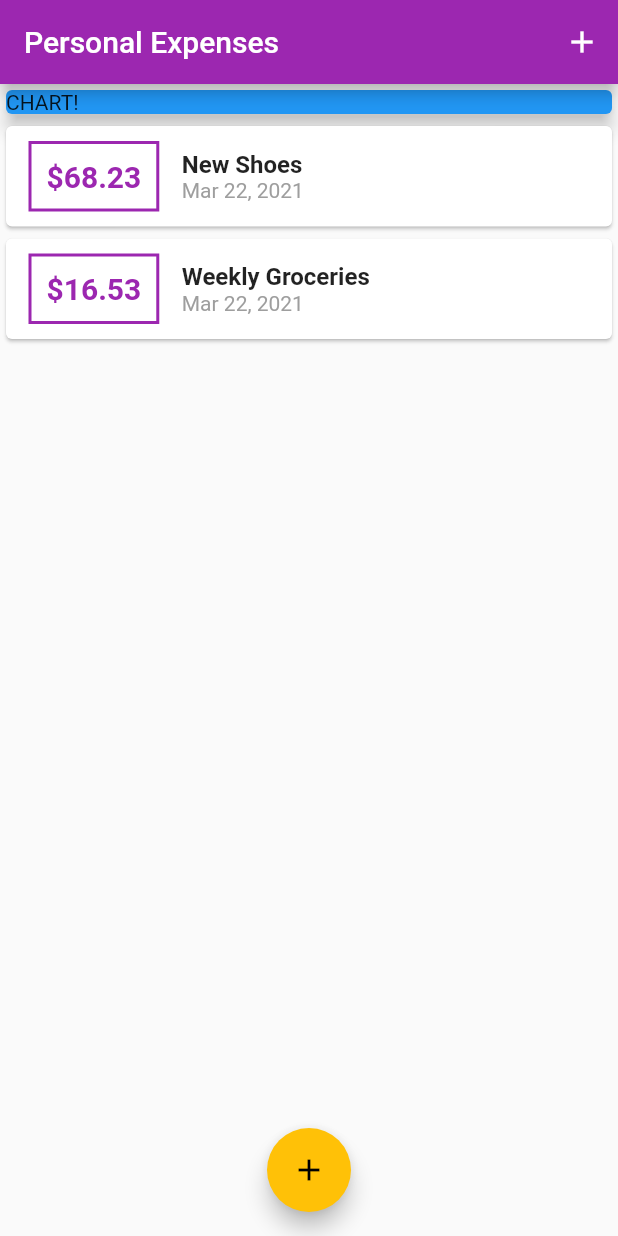
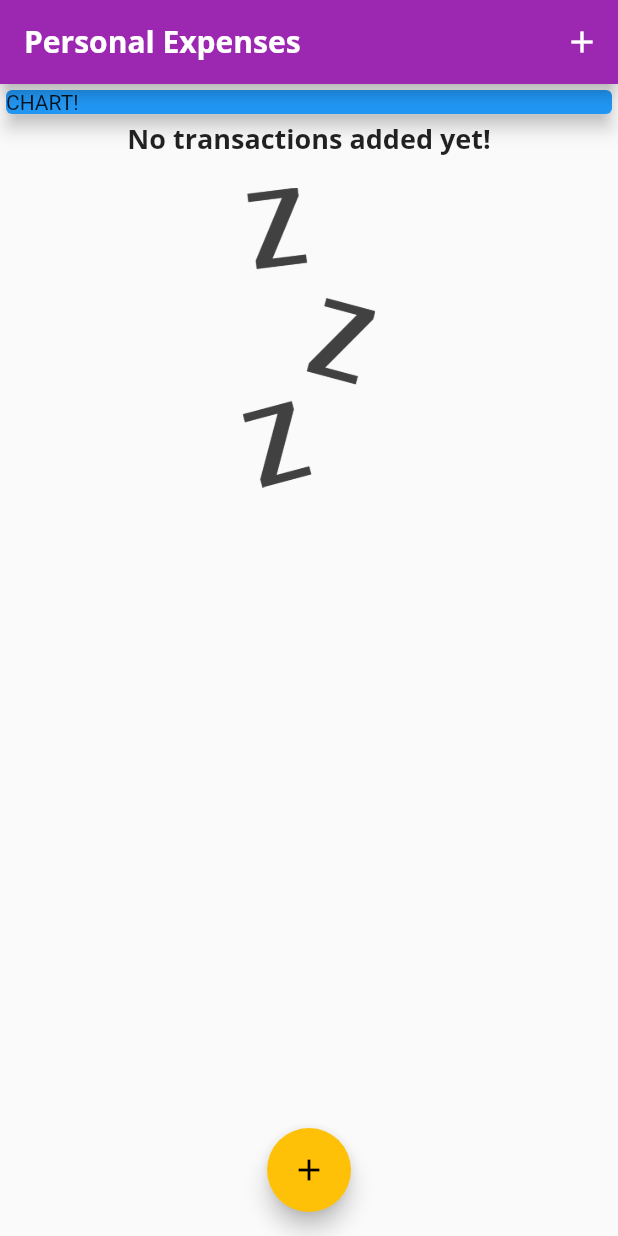
Before and after one commit to amineboujnah-dev/expense-planner-with-flutter, a Flutter app: the screen it shows after launch, on a phone screen of 412 x 824 dp. Run offline on Flutter 3.47's test engine with Material 2 defaults, Android fonts, the phone set to English and light mode, and no system bars; Roboto replaces fonts that are missing (Open Sans).

Commit message:
Adding Theme,fonts,images to the app

```diff
--- a/lib/main.dart
+++ b/lib/main.dart
@@ -12,9 +12,25 @@ class MyApp extends StatelessWidget {
     return MaterialApp(
       title: 'Personal Expenses',
       theme: ThemeData(
-        primarySwatch: Colors.purple,
-        accentColor: Colors.amber,
-      ),
+          primarySwatch: Colors.purple,
+          accentColor: Colors.amber,
+          fontFamily: 'Quicksand',
+          textTheme: ThemeData.light().textTheme.copyWith(
+                title: TextStyle(
+                  fontFamily: 'OpenSans',
+                  fontSize: 18,
+                  fontWeight: FontWeight.bold,
+                ),
+              ),
+          appBarTheme: AppBarTheme(
+            textTheme: ThemeData.light().textTheme.copyWith(
+                  title: TextStyle(
+                    fontFamily: 'OpenSans',
+                    fontSize: 20,
+                    fontWeight: FontWeight.bold,
+                  ),
+                ),
+          )),
       home: MyHomePage(),
     );
   }
@@ -27,13 +43,13 @@ class MyHomePage extends StatefulWidget {
 
 class _MyHomePageState extends State<MyHomePage> {
   final List<Transaction> _userTransactions = [
-    Transaction(
+    /*Transaction(
         id: 't1', title: 'New Shoes', amount: 68.23, date: DateTime.now()),
     Transaction(
         id: 't2',
         title: 'Weekly Groceries',
         amount: 16.53,
-        date: DateTime.now()),
+        date: DateTime.now()),*/
   ];
 
   void _addNewTransaction(String txTitle, double txAmount) {
@@ -64,7 +80,10 @@ class _MyHomePageState extends State<MyHomePage> {
   Widget build(BuildContext context) {
     return Scaffold(
       appBar: AppBar(
-        title: Text('Personal Expenses'),
+        title: Text(
+          'Personal Expenses',
+          style: TextStyle(fontFamily: 'Open Sans'),
+        ),
         actions: <Widget>[
           IconButton(
             icon: Icon(Icons.add),
--- a/lib/widgets/new_Transaction.dart
+++ b/lib/widgets/new_Transaction.dart
@@ -39,9 +39,7 @@ class _NewTransactionState extends State<NewTransaction> {
           crossAxisAlignment: CrossAxisAlignment.end,
           children: <Widget>[
             TextField(
-              decoration: InputDecoration(
-                labelText: 'Title',
-              ),
+              decoration: InputDecoration(labelText: 'Title'),
               controller: titleController,
               onSubmitted: (val) => submitData(),
               /*onChanged: (val) {
--- a/lib/widgets/transaction_list.dart
+++ b/lib/widgets/transaction_list.dart
@@ -12,7 +12,25 @@ class TransactionList extends StatelessWidget {
   Widget build(BuildContext context) {
     return Container(
       height: 300,
-      child: ListView.builder(
+      child: transactions.isEmpty
+          ? Column(children: [
+              Text(
+                'No transactions added yet!',
+                style: Theme.of(context).textTheme.title,
+              ),
+              SizedBox(
+                //space betwwen the image and the text
+                height: 20,
+              ),
+              Container(
+                height: 200,
+                child: Image.asset(
+                  'assets/images/waiting.png',
+                  fit: BoxFit.cover,
+                ),
+              ),
+            ])
+          : ListView.builder(
               //ListView.builder is better in term of performance than ListView
               itemBuilder: (ctx, index) {
                 return Card(
@@ -45,10 +63,7 @@ class TransactionList extends StatelessWidget {
                         children: <Widget>[
                           Text(
                             transactions[index].title,
-                      style: TextStyle(
-                        fontSize: 16,
-                        fontWeight: FontWeight.bold,
-                      ),
+                            style: Theme.of(context).textTheme.title,
                           ),
                           Text(
                             DateFormat.yMMMd().format(transactions[index].date),
```
Also changed, not shown: pubspec.yaml (+13 -8 lines), assets/fonts/OpenSans-Bold.ttf (added), assets/fonts/OpenSans-Regular.ttf (added), assets/fonts/Quicksand-Bold.ttf (added), assets/fonts/Quicksand-Light.ttf (added), assets/fonts/Quicksand-Medium.ttf (added), assets/fonts/Quicksand-Regular.ttf (added), assets/images/waiting.png (added). Lines whose indentation alone changed are shown as unchanged.
